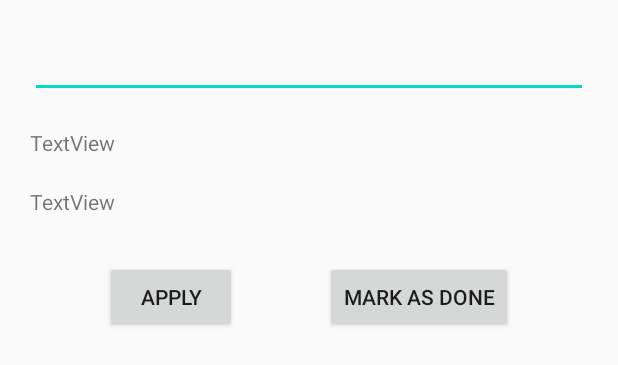
After one commit to dudumoshe/POSTPC_David_Moshe, an Android app: the layout activity_edit_active_todo.xml on its own in the app's theme, with its tools: preview values and no code run, on a phone screen of 412 x 824 dp. The commit adds this screen. Shown: the top 365 px of the screen. Run offline under Robolectric (Android 15) with nearby library versions, the phone set to English and light mode, and no system bars.

Commit message:
TodosApp: multiple activities with todos manager connected to FireStore.

```diff
--- a/app/src/main/AndroidManifest.xml
+++ b/app/src/main/AndroidManifest.xml
@@ -3,13 +3,15 @@
     package="com.example.postpc_david_moshe">
 
     <application
+        android:name=".TodoApp"
         android:allowBackup="true"
         android:icon="@mipmap/ic_launcher"
         android:label="@string/app_name"
         android:roundIcon="@mipmap/ic_launcher_round"
         android:supportsRtl="true"
-        android:theme="@style/AppTheme"
-        android:name=".TodoApp">
+        android:theme="@style/AppTheme">
+        <activity android:name=".EditInactiveTodo"></activity>
+        <activity android:name=".EditActiveTodo" />
         <activity android:name=".MainActivity">
             <intent-filter>
                 <action android:name="android.intent.action.MAIN" />
--- /dev/null
+++ b/app/src/main/res/layout/activity_edit_active_todo.xml
@@ -0,0 +1,63 @@
+<?xml version="1.0" encoding="utf-8"?>
+<androidx.constraintlayout.widget.ConstraintLayout xmlns:android="http://schemas.android.com/apk/res/android"
+    xmlns:app="http://schemas.android.com/apk/res-auto"
+    xmlns:tools="http://schemas.android.com/tools"
+    android:layout_width="match_parent"
+    android:layout_height="match_parent"
+    tools:context=".EditActiveTodo">
+
+    <EditText
+        android:id="@+id/edit_todo_item"
+        android:layout_width="match_parent"
+        android:layout_height="wrap_content"
+        android:layout_marginRight="20dp"
+        android:layout_marginLeft="20dp"
+        android:layout_marginTop="20dp"
+        android:inputType="text"
+        app:layout_constraintLeft_toLeftOf="parent"
+        app:layout_constraintRight_toRightOf="parent"
+        app:layout_constraintTop_toTopOf="parent"
+        android:layout_centerVertical="true" />
+
+    <TextView
+        android:id="@+id/todo_create_time"
+        android:layout_width="match_parent"
+        android:layout_height="wrap_content"
+        android:layout_marginRight="20dp"
+        android:layout_marginLeft="20dp"
+        android:layout_marginTop="20dp"
+        android:text="TextView"
+        app:layout_constraintTop_toBottomOf="@id/edit_todo_item"/>
+
+    <TextView
+        android:id="@+id/todo_edit_time"
+        android:layout_width="match_parent"
+        android:layout_height="wrap_content"
+        android:layout_marginRight="20dp"
+        android:layout_marginLeft="20dp"
+        android:layout_marginTop="20dp"
+        android:text="TextView"
+        app:layout_constraintTop_toBottomOf="@id/todo_create_time"/>
+
+    <Button
+        android:id="@+id/apply_todo_text"
+        android:layout_width="wrap_content"
+        android:layout_height="wrap_content"
+        android:layout_marginStart="70dp"
+        android:layout_marginTop="30dp"
+        android:text="Apply"
+        app:layout_constraintStart_toStartOf="parent"
+        app:layout_constraintTop_toBottomOf="@id/todo_edit_time"/>
+
+    <Button
+        android:id="@+id/mark_todo_as_done"
+        android:layout_width="wrap_content"
+        android:layout_height="wrap_content"
+        android:text="Mark As Done"
+        app:layout_constraintEnd_toEndOf="parent"
+        android:layout_marginEnd="70dp"
+        app:layout_constraintTop_toBottomOf="@id/todo_edit_time"
+        android:layout_marginTop="30dp"
+        tools:layout_editor_absoluteY="157dp" />
+
+</androidx.constraintlayout.widget.ConstraintLayout>
```
Also changed, not shown: app/src/main/java/com/example/postpc_david_moshe/EditActiveTodo.java (added, +60 -0 lines), app/src/main/java/com/example/postpc_david_moshe/EditInactiveTodo.java (added, +69 -0 lines), app/src/main/java/com/example/postpc_david_moshe/MainActivity.java (+39 -32 lines), app/src/main/java/com/example/postpc_david_moshe/Todo.java (+43 -5 lines), app/src/main/java/com/example/postpc_david_moshe/TodoApp.java (+19 -2 lines), app/src/main/java/com/example/postpc_david_moshe/TodoManager.java (+168 -42 lines), app/src/main/java/com/example/postpc_david_moshe/TodosAdapter.java (+4 -17 lines), app/src/main/res/layout/activity_edit_inactive_todo.xml (added, +43 -0 lines).
